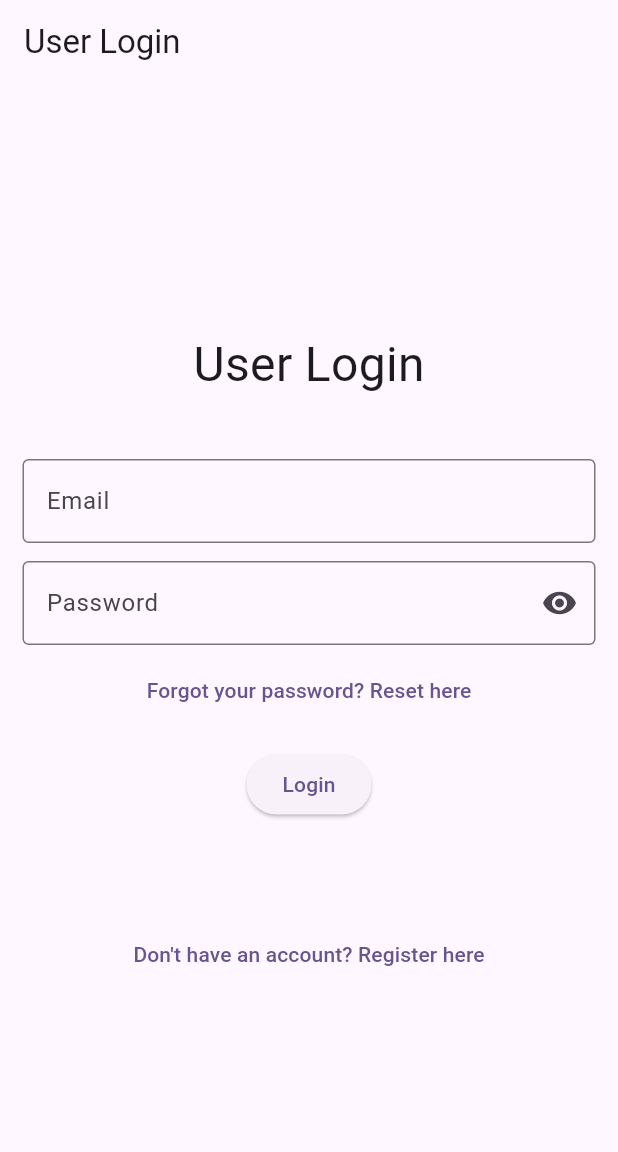
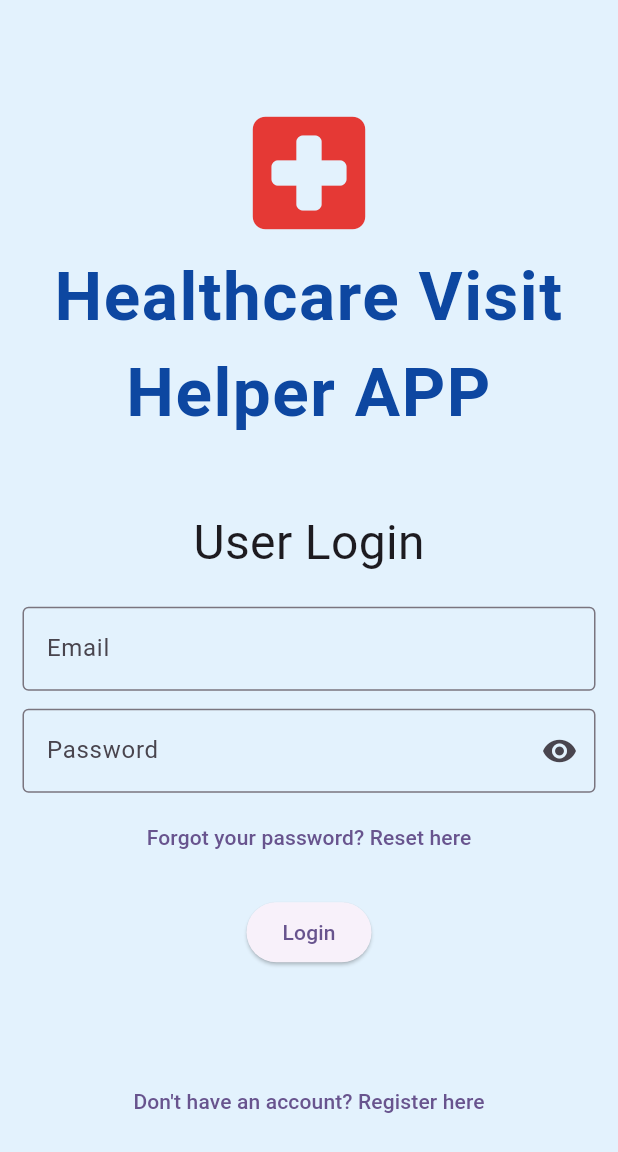
Before and after one commit to limys0713/Flutter_Projects, a Flutter app: the screen it shows after launch, on a phone screen of 412 x 824 dp. Shown: the top 1152 px of the screen. Run offline on Flutter 3.47's test engine with Material 3 defaults, Android fonts, the phone set to English and light mode, and no system bars; our stand-ins replace firebase_auth, firebase_core, just_audio; missing offline and left inert: record; accounts and stored records are empty.

Commit message:
Update user login UI

```diff
--- a/finalproject_coursework/lib/userlogin.dart
+++ b/finalproject_coursework/lib/userlogin.dart
@@ -69,9 +69,10 @@ class _UserLoginState extends State<UserLogin> {
   @override
   Widget build(BuildContext context) {
     return Scaffold(
-      appBar: AppBar(
-        title: const Text('User Login'),
-      ),
+      // appBar: AppBar(
+      //   title: const Text('User Login'),
+      // ),
+      backgroundColor: Colors.blue[50],
       // User Login UI
       body: Center(
         child: Padding(
@@ -79,8 +80,24 @@ class _UserLoginState extends State<UserLogin> {
           child: Column(
             mainAxisSize: MainAxisSize.min, // Tells the Column to only occupy as much vertical space as its children need
             children: [
+              Icon(Icons.local_hospital_rounded, size: 100, color: Colors.red[600]),
+              // Image.asset(
+              //   'assets/images/healthcare_image.png',
+              //   height: 120,
+              // ),
+              Text(
+                'Healthcare Visit Helper APP',
+                textAlign: TextAlign.center,
+                style: TextStyle(
+                  fontSize: 45,
+                  fontWeight: FontWeight.bold,
+                  color: Colors.blue[900],
+                  letterSpacing: 1.0
+                ),
+              ),
+              SizedBox(height: 45),
               Text('User Login', style: TextStyle(fontSize: 32)),
-              SizedBox(height: 40),  // Adds vertical spacing below the title
+              SizedBox(height: 20),  // Adds vertical spacing below the title
               /* Email Input */
               TextField(  // Widget class that used to get input
                 controller: emailController,  // TextEditingController variable
```
Also changed, not shown: finalproject_coursework/lib/change_password.dart (+9 -3 lines), finalproject_coursework/assets/images/healthcare_image.png (added).
